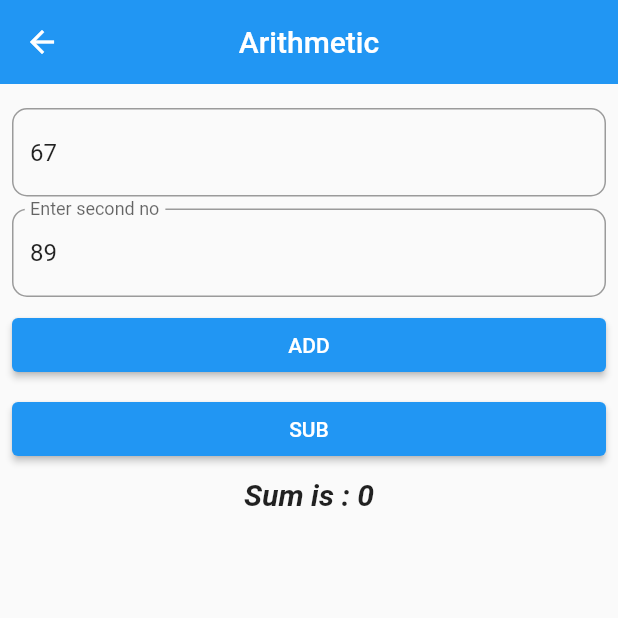
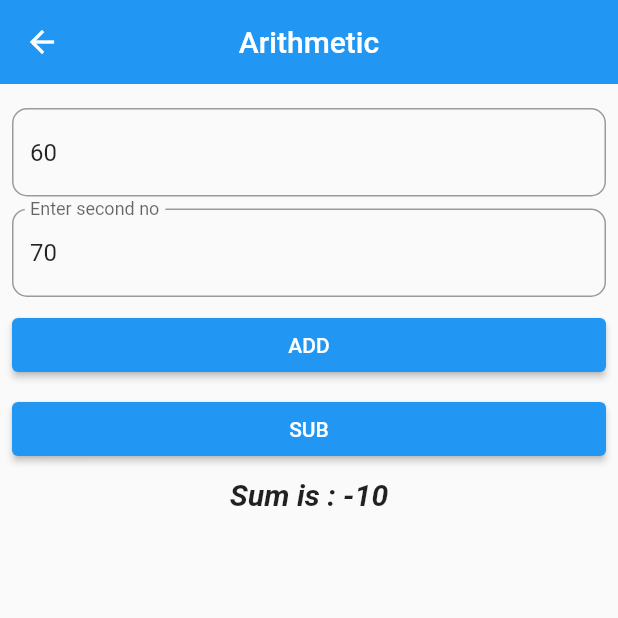
Before and after one commit to kiranrana8973/batch_30a, a Flutter app: the ArithmeticView screen opened by its route, after a tap on "SUB", on a phone screen of 412 x 824 dp, the top half of it. Run offline on Flutter 3.47's test engine with Material 2 defaults, Android fonts, the phone set to English and light mode, and no system bars.

```diff
--- a/lib/view/arithemtic_view.dart
+++ b/lib/view/arithemtic_view.dart
@@ -10,14 +10,12 @@ class ArithmeticView extends StatefulWidget {
 }
 
 class _ArithmeticViewState extends State<ArithmeticView> {
-  final firstController = TextEditingController();
-  final secondController = TextEditingController();
+  final firstController = TextEditingController(text: '60');
+  final secondController = TextEditingController(text: '70');
   int result = 0;
 
   @override
   void initState() {
-    firstController.text = '67';
-    secondController.text = '89';
     super.initState();
   }
 
@@ -40,12 +38,15 @@ class _ArithmeticViewState extends State<ArithmeticView> {
     });
   }
 
-  // void sub() {
-  //   arithmetic = Arithmetic();
-  //   setState(() {
-  //     result = arithmetic.sub(first, second);
-  //   });
-  // }
+  void sub() {
+    arithmetic = Arithmetic();
+    setState(() {
+      result = arithmetic.sub(
+        int.parse(firstController.text),
+        int.parse(secondController.text),
+      );
+    });
+  }
 
   final myKey = GlobalKey<FormState>();
 
@@ -115,7 +116,7 @@ class _ArithmeticViewState extends State<ArithmeticView> {
                   width: double.infinity,
                   child: ElevatedButton(
                     onPressed: () {
-                      //  sub();
+                      sub();
                     },
                     child: const Text('SUB'),
                   ),
```
